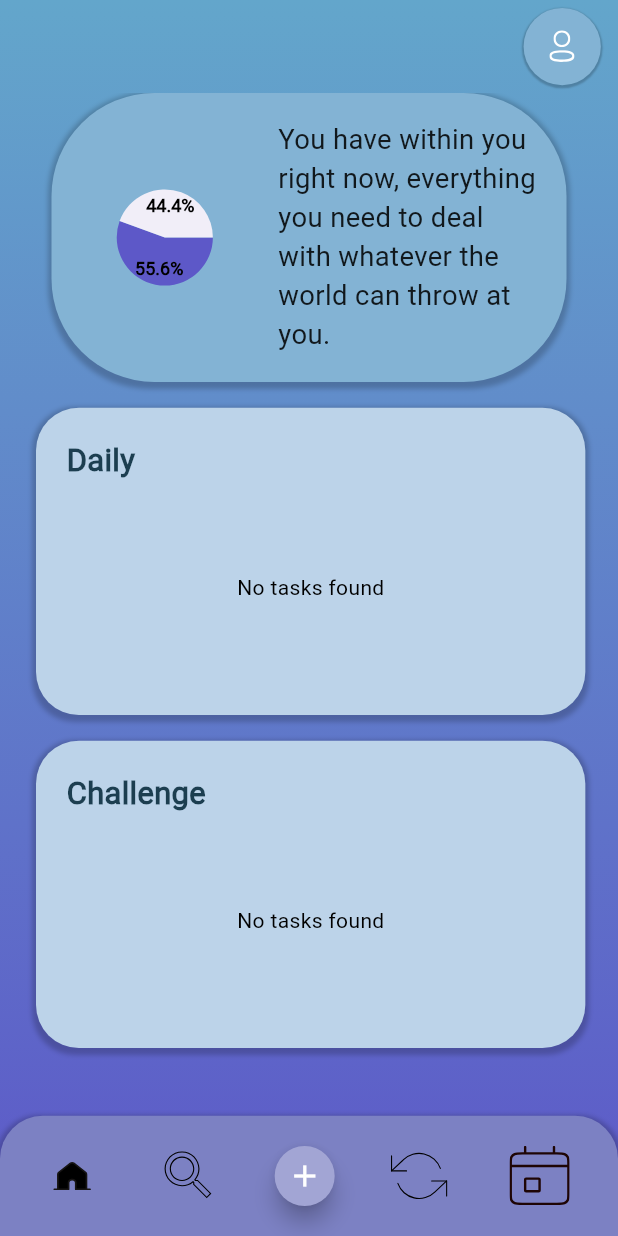
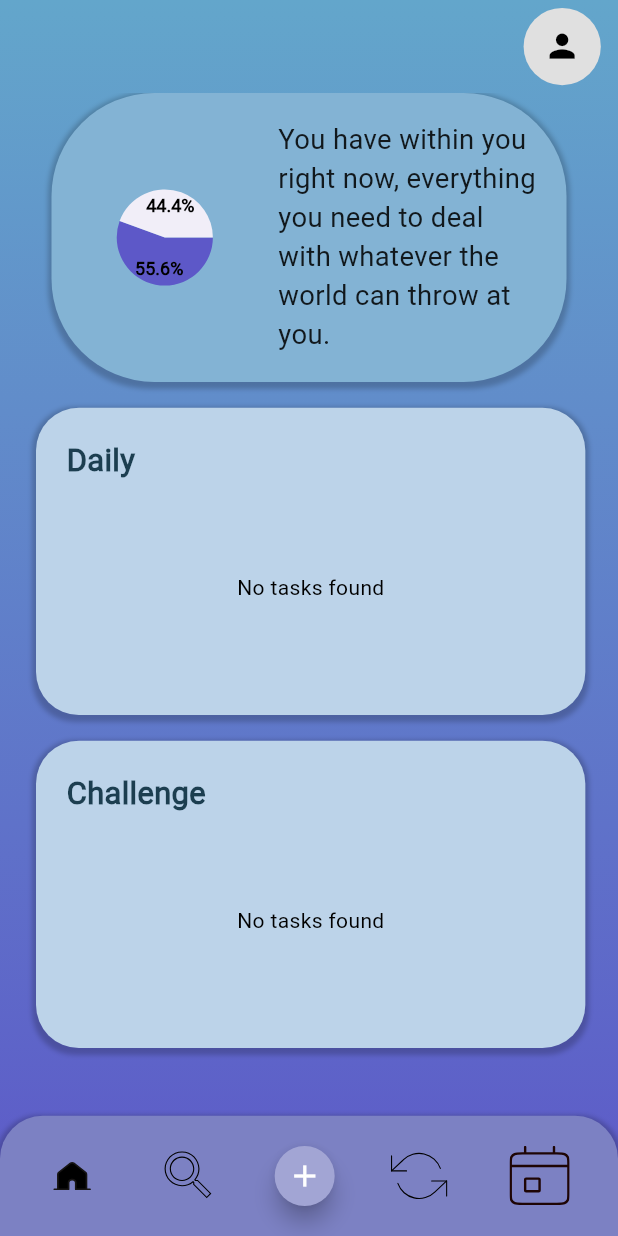
Before and after one commit to JohnnyPol/HCI_ECE_NTUA-CataList_Application, a Flutter app: the HomePage screen opened by its route, on a phone screen of 412 x 824 dp. Run offline on Flutter 3.47's test engine with Material 3 defaults, Android fonts, the phone set to English and light mode, and no system bars; drawn by our look-alikes of pie_chart; our stand-ins replace flutter_slidable, flutter_svg, image_picker, sqflite; accounts and stored records are empty; network calls fail.

Commit message:
etoimo to pfp prepei na ftiaxw to perigramma

```diff
--- a/lib/features/dashboard/views/home_page.dart
+++ b/lib/features/dashboard/views/home_page.dart
@@ -3,29 +3,14 @@ import 'package:flutter_application_1/app_export.dart';
 import 'package:flutter_application_1/shared/widgets/custom_image_view.dart';
 import '../../../shared/widgets/custom_icon_button.dart';
 import 'package:flutter_svg/flutter_svg.dart';
+import 'package:provider/provider.dart';
+import 'dart:io';
+import '../../../providers/profile_provider.dart';
 
 // ignore: must_be_immutable
 class HomePage extends StatelessWidget {
   //must be stateful in order to get an accurate pie chart??
   HomePage({Key? key}) : super(key: key);
-  /*
-  // List<List<dynamic>> Daily = [
-  //   ["one", false],
-  //   ["two", false],
-  //   ["three", false],
-  //   ["four", true],
-  //   ["five", false]
-  // ];
-  // List<List<dynamic>> Challenges = [
-  //   ["one", true],
-  //   ["two", false],
-  //   ["three", false],
-  //   ["four", true],
-  //   ["five", false]
-  // ];
-  // GlobalKey<ListItemStateNew> DailyKey = GlobalKey<ListItemStateNew>();
-  // GlobalKey<ListItemStateNew> ChallengesKey = GlobalKey<ListItemStateNew>();
-  */
 
   Map<String, double> dataMap = {
     "Completed": 5,
@@ -33,23 +18,31 @@ class HomePage extends StatelessWidget {
   };
 
   AppBar _buildAppBar(BuildContext context) {
+    final profileImagePath =
+        Provider.of<ProfileProvider>(context).profileImagePath;
+
     return AppBar(
       automaticallyImplyLeading: false, //remove back button
       toolbarHeight: 62,
       actions: <Widget>[
         Padding(
-            padding: EdgeInsets.only(right: 10.h),
-            child: CustomIconButton(
-                height: 45.h,
-                width: 45.h,
-                padding: EdgeInsets.all(13.h),
-                decoration: IconButtonStyleHelper.outlineBlack,
-                child: CustomImageView(
-                  imagePath: ImageConstant.imgProfileWhite,
-                ),
-                onTap: () {
-                  Navigator.pushNamed(context, AppRoutes.profile);
-                }))
+          padding: EdgeInsets.only(right: 10.h),
+          child: GestureDetector(
+            onTap: () {
+              Navigator.pushNamed(context, AppRoutes.profile);
+            },
+            child: CircleAvatar(
+              radius: 22.5.h,
+              backgroundColor: Colors.grey[300],
+              backgroundImage: profileImagePath != null
+                  ? FileImage(File(profileImagePath))
+                  : null,
+              child: profileImagePath == null
+                  ? Icon(Icons.person, size: 22.h, color: Colors.black)
+                  : null,
+            ),
+          ),
+        ),
       ],
       backgroundColor: Colors.transparent,
       elevation: 0,
```
Also changed, not shown: lib/features/dashboard/views/calendar_page.dart (+19 -4 lines), lib/features/dashboard/views/recap_page.dart (+21 -5 lines), lib/features/dashboard/views/search_page.dart (+19 -5 lines).
